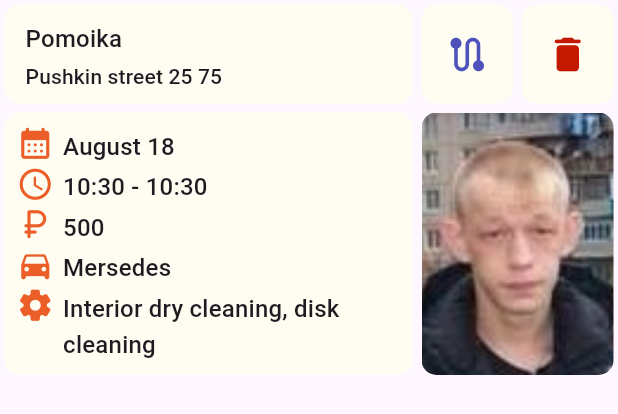
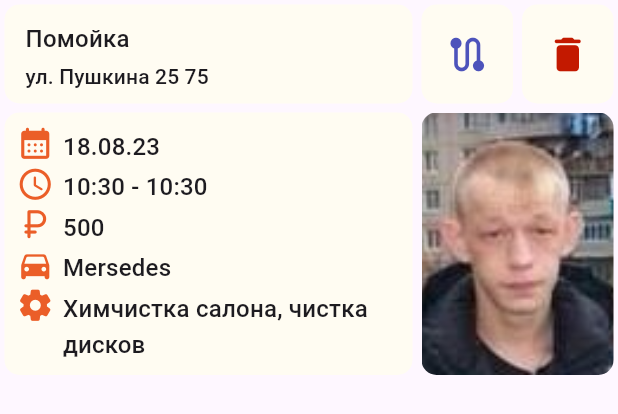
Before and after one commit to zhelemishsh/car_wash_frontend, a Flutter app: the AcceptedOrderPanel widget shown alone on an empty page, opened directly with empty values, on a phone screen of 412 x 824 dp. Shown: the top 414 px of the screen. Run offline on Flutter 3.47's test engine with Material 2 defaults, Android fonts, the phone set to English and light mode, and no system bars; our stand-ins replace carousel_slider, geolocator, screenshot; missing offline and left inert: great_circle_distance_calculator, yandex_mapkit; accounts and stored records are empty.

Commit message:
refactor: change mock data locale

```diff
--- a/lib/models/wash_order.dart
+++ b/lib/models/wash_order.dart
@@ -96,13 +96,13 @@ extension ParseToString on WashService {
   String parseToString() {
     switch (this) {
       case WashService.interiorDryCleaning:
-        return "Interior dry cleaning";
+        return "Химчистка салона";
       case WashService.diskCleaning:
-        return "Disk cleaning";
+        return "Чистка дисков";
       case WashService.bodyPolishing:
-        return "Body polishing";
+        return "Полировка кузова";
       case WashService.engineCleaning:
-        return "Engine cleaning";
+        return "Мойка двигателя";
     }
   }
 }
--- a/lib/repository/wash_offers_repository.dart
+++ b/lib/repository/wash_offers_repository.dart
@@ -11,10 +11,10 @@ class WashOffersRepository {
   WashOffersRepository._internal();
 
   final List<CarWashOffer> _offers = [
-    CarWashOffer(1, MapPosition(56.632075, 47.869551), "Pomoika", 500, "Pushkin street 25 75", 5.00, TimeOfDay.now(), TimeOfDay.now()),
-    CarWashOffer(2, MapPosition(56.639453, 47.823855), "Auto wash", 300, "Lenin street 43 24", 2.99, TimeOfDay.now(), TimeOfDay.now()),
-    CarWashOffer(3, MapPosition(56.642757, 47.913773), "Carcarich", 456, "Red Army street 54 32", 4.04, TimeOfDay.now(), TimeOfDay.now()),
-    CarWashOffer(4, MapPosition(56.621488, 47.872083), "Skin Bumper Maksim", 423, "Maksim street 14 88", 4.88, TimeOfDay.now(), TimeOfDay.now()),
+    CarWashOffer(1, MapPosition(56.632075, 47.869551), "Помойка", 500, "ул. Пушкина 25 75", 5.00, TimeOfDay.now(), TimeOfDay.now()),
+    CarWashOffer(2, MapPosition(56.639453, 47.823855), "Мойка мойка", 300, "ул. Ленина 43 24", 2.99, TimeOfDay.now(), TimeOfDay.now()),
+    CarWashOffer(3, MapPosition(56.642757, 47.913773), "Акватория", 456, "ул. Красноармейская 54 32", 4.04, TimeOfDay.now(), TimeOfDay.now()),
+    CarWashOffer(4, MapPosition(56.621488, 47.872083), "Голый бампер", 423, "ул. Горького 14 88", 4.88, TimeOfDay.now(), TimeOfDay.now()),
   ];
   int _currentCount = 0;
 
--- a/lib/views/accepted_order_panel/accepted_order_panel.dart
+++ b/lib/views/accepted_order_panel/accepted_order_panel.dart
@@ -9,6 +9,7 @@ import '../../theme/app_colors.dart';
 import '../../utils/time_utils.dart';
 import '../map_field/map_field.dart';
 import 'accepted_order_presenter.dart';
+import 'package:intl/date_symbol_data_local.dart';
 
 class AcceptedOrderPanel extends StatefulWidget {
   final GlobalKey<MapFieldState> mapKey;
@@ -31,6 +32,7 @@ class AcceptedOrderPanelState extends State<AcceptedOrderPanel> {
   @override
   void initState() {
     super.initState();
+
     _presenter = AcceptedOrderPresenter();
     WidgetsBinding.instance.addPostFrameCallback((timeStamp) {
       widget.mapKey.currentState!.placemarksWidgetsBuilder = _buildPlacemarks;
@@ -164,7 +166,7 @@ class AcceptedOrderPanelState extends State<AcceptedOrderPanel> {
         iconSize: 25,
         markedTexts: [
           MarkedTextData(
-            text: DateFormat.MMMMd('en_US').format(_presenter.order.startTime),
+            text: DateFormat('dd.MM.yy').format(_presenter.order.startTime),
             iconData: Icons.calendar_month_rounded,
           ),
           MarkedTextData(
--- a/lib/views/accepted_order_panel/accepted_order_presenter.dart
+++ b/lib/views/accepted_order_panel/accepted_order_presenter.dart
@@ -7,8 +7,8 @@ import '../../models/car.dart';
 
 class AcceptedOrderPresenter {
   AcceptedOrder order = AcceptedOrder(
-    "Pomoika",
-    "Pushkin street 25 75",
+    "Помойка",
+    "ул. Пушкина 25 75",
     MapPosition(56.632075, 47.869551),
     500,
     DateTime.now(),
--- a/lib/views/account_menu/account_menu_page.dart
+++ b/lib/views/account_menu/account_menu_page.dart
@@ -126,7 +126,7 @@ class AccountMenuPageState extends State<AccountMenuPage> {
     }
 
     return TitledPanel(
-      title: "Your cars:",
+      title: "Ваши машины:",
       buttonIconData: iconData,
       buttonColor: buttonColor,
       onButtonPressed: buttonFunction,
```
Also changed, not shown: lib/views/order_creation_panel/order_creation_panel.dart (+4 -4 lines).
